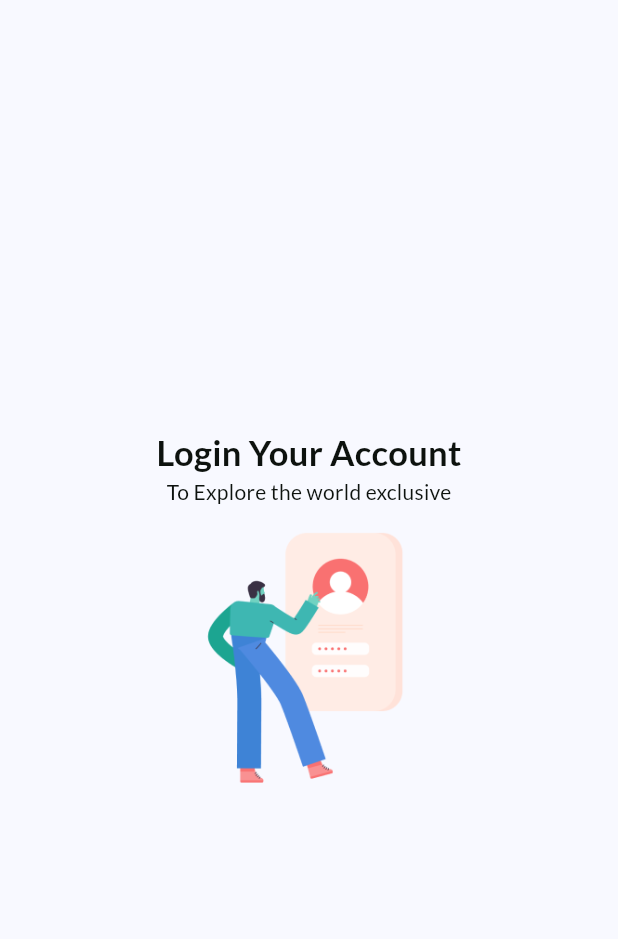
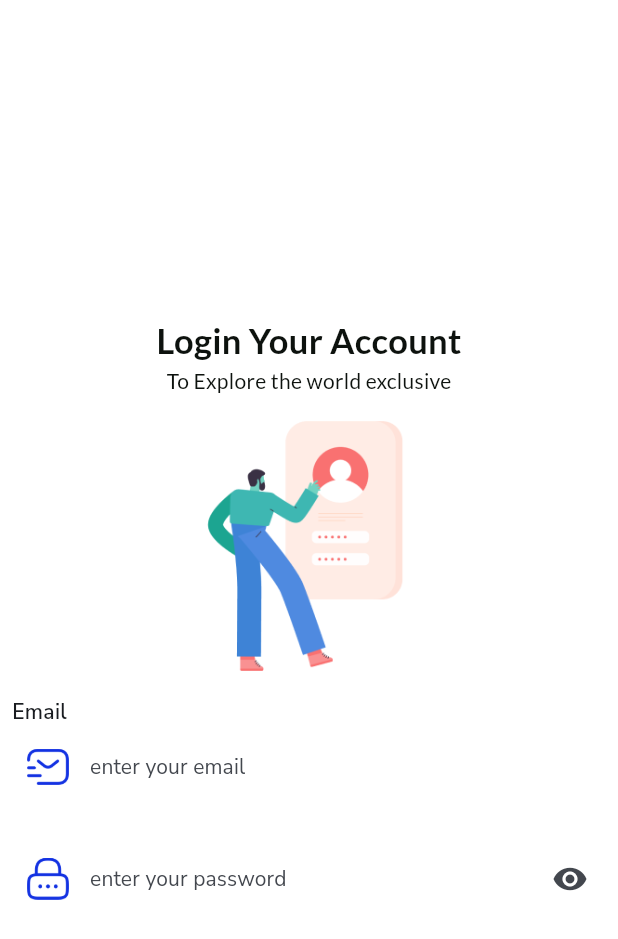
Before and after one commit to eldadmamo/flutter-ecommerce, a Flutter app: the screen it shows after launch, on a phone screen of 412 x 824 dp. Shown: the top 939 px of the screen. Run offline on Flutter 3.47's test engine with Material 3 defaults, Android fonts, the phone set to English and light mode, and no system bars; our stand-ins replace google_fonts.

Commit message:
Add TextFormField

```diff
--- a/frontend/lib/main.dart
+++ b/frontend/lib/main.dart
@@ -12,6 +12,7 @@
   @override
   Widget build(BuildContext context) {
     return MaterialApp(
+      debugShowCheckedModeBanner: false,
       title: 'Flutter Demo',
       theme: ThemeData(
         // This is the theme of your application.
--- a/frontend/lib/views/screens/authentication_screens/login_screen.dart
+++ b/frontend/lib/views/screens/authentication_screens/login_screen.dart
@@ -8,7 +8,10 @@
   @override
   Widget build(BuildContext context) {
     return Scaffold(
-      body: Center(
+      backgroundColor: Colors.white.withOpacity(0.95),
+      body: Padding(
+        padding: const EdgeInsets.all(8.0),
+        child: Center(
           child: Column(
             mainAxisAlignment: MainAxisAlignment.center,
             children: [
@@ -31,8 +34,78 @@
                     letterSpacing: 0.2,
                      ),
                   ),
-              Image.asset('assets/images/Illustration.png', width: 200,height: 200,)
+                Image.asset('assets/images/Illustration.png', width: 200,height: 200),
+
+                Align(
+                  alignment: Alignment.topLeft,
+                  child: Text(
+                    'Email',
+                    style: GoogleFonts.getFont(
+                    'Nunito Sans',
+                    fontWeight: FontWeight.w600,
+                    letterSpacing: 0.2
+                    )
+                    ),
+                ),
+                TextFormField(
+                  decoration: InputDecoration(
+                    fillColor: Colors.white,
+                    filled: true,
+                    border: OutlineInputBorder(borderRadius: BorderRadius.circular(9)
+                    ),
+                    focusedBorder: InputBorder.none,
+                    enabledBorder: InputBorder.none,
+                    labelText: 'enter your email',
+                    labelStyle: GoogleFonts.getFont(
+                      "Nunito Sans",
+                      fontSize: 14,
+                      letterSpacing: 0.1,
+                      ),
+                    prefixIcon: Padding(
+                      padding: const EdgeInsets.all(10.0),
+                      child: Image.asset(
+                        'assets/icons/email.png',
+                        width: 20,
+                        height: 20,
+                        ),
+                    )
+                  ),
+                ),
+
+                SizedBox(
+                  height: 20,
+                ),
+
+                TextFormField(
+                  decoration: InputDecoration(
+                    fillColor: Colors.white,
+                    filled: true,
+                    border: OutlineInputBorder(borderRadius: BorderRadius.circular(9)
+                    ),
+                    focusedBorder: InputBorder.none,
+                    enabledBorder: InputBorder.none,
+                    labelText: 'enter your password',
+                    labelStyle: GoogleFonts.getFont(
+                      "Nunito Sans",
+                      fontSize: 14,
+                      letterSpacing: 0.1,
+                      ),
+                    prefixIcon: Padding(
+                      padding: const EdgeInsets.all(10.0),
+                      child: Image.asset(
+                        'assets/icons/password.png',
+                        width: 20,
+                        height: 20,
+                        ),
+                    ),
+
+                    suffixIcon: Icon(Icons.visibility),
+
+                  ),
+                ),
+
             ],
+          ),
         ),
       ),
     );
```
Lines whose indentation alone changed are shown as unchanged.
